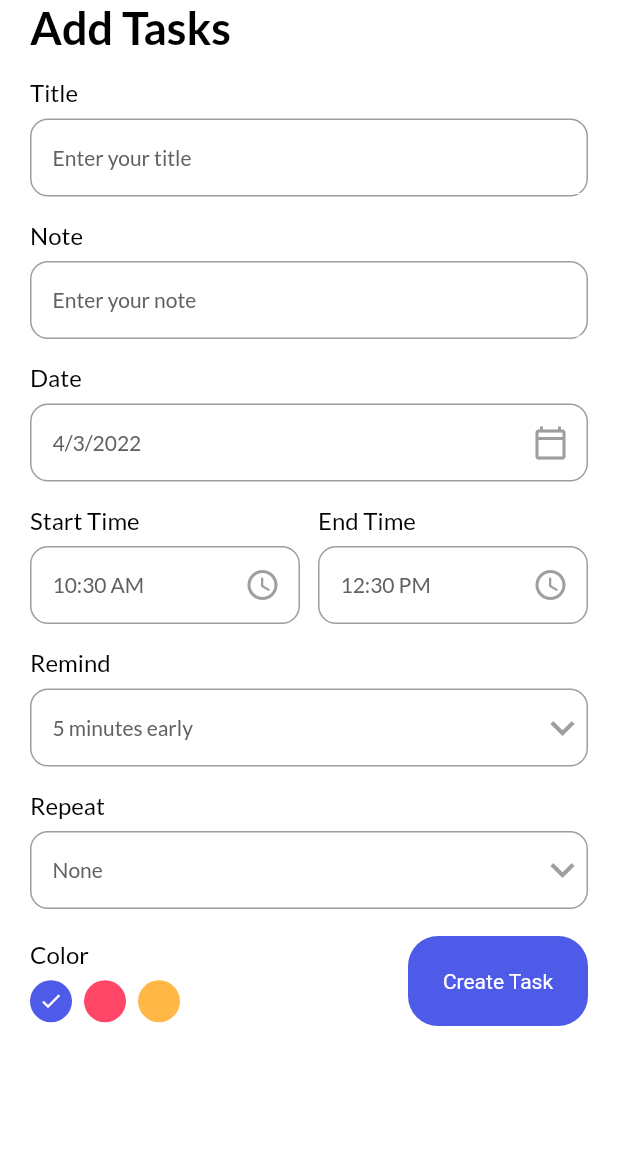
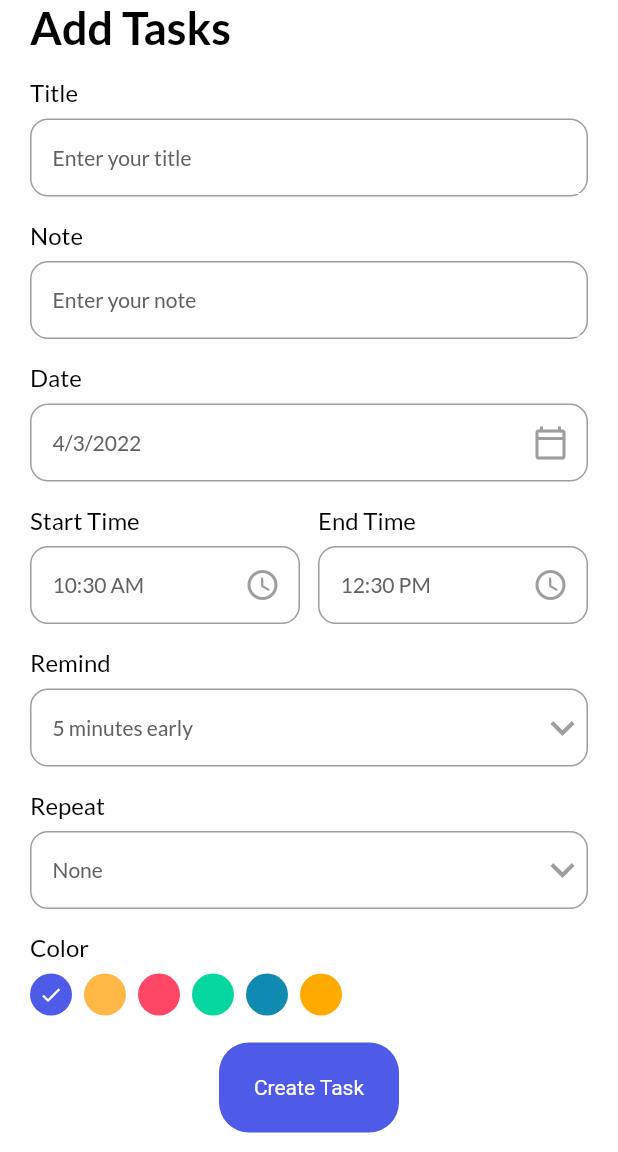
Before and after one commit to Jarkyman/Todo_App, a Flutter app: the AddTaskPage screen opened directly, on a phone screen of 412 x 824 dp, the part 84-1236 px from its top. Run offline on Flutter 3.47's test engine with Material 2 defaults, Android fonts, the phone set to English and light mode, and no system bars; our stand-ins replace date_picker_timeline, flutter_local_notifications, flutter_native_timezone, flutter_staggered_animations, get, get_storage and 3 more; accounts and stored records are empty.

Commit message:
added more color

```diff
--- a/lib/models/task.dart
+++ b/lib/models/task.dart
@@ -49,5 +49,4 @@ class Task {
     data['repeat'] = this.repeat;
     return data;
   }
-
 }
--- a/lib/ui/add_task_bar.dart
+++ b/lib/ui/add_task_bar.dart
@@ -23,7 +23,7 @@ class _AddTaskPageState extends State<AddTaskPage> {
       .format(DateTime.now().add(new Duration(hours: 2)))
       .toString();
   bool _isEndTimeEdit = false;
-  int _defaultTimeDif = 2;
+  final int _defaultTimeDif = 2;
   String _startTime = DateFormat('hh:mm a').format(DateTime.now()).toString();
   int _selectedRemind = 5;
   List<int> remindList = [
@@ -40,7 +40,15 @@ class _AddTaskPageState extends State<AddTaskPage> {
     'Weekly',
     'Monthly',
   ];
-  int _selectedColor = 0;
+  final List<int> _colors = [
+    primaryClr.value,
+    yellowClr.value,
+    pinkClr.value,
+    greenClr.value,
+    blueClr.value,
+    orangeClr.value,
+  ];
+  int _selectedColor = primaryClr.value;
 
   @override
   Widget build(BuildContext context) {
@@ -175,21 +183,20 @@ class _AddTaskPageState extends State<AddTaskPage> {
                   }).toList(),
                 ),
               ),
+              _colorPallet(),
               SizedBox(
                 height: 18.0,
               ),
-              Row(
-                mainAxisAlignment: MainAxisAlignment.spaceBetween,
-                crossAxisAlignment: CrossAxisAlignment.center,
-                children: [
-                  _colorPallet(),
-                  MyButton(
+              Center(
+                child: MyButton(
                   label: 'Create Task',
                   onTap: () {
                     _validateData();
                   },
                 ),
-                ],
+              ),
+              SizedBox(
+                height: 15.0,
               ),
             ],
           ),
@@ -235,7 +242,9 @@ class _AddTaskPageState extends State<AddTaskPage> {
   }
 
   _colorPallet() {
-    return Column(
+    return Container(
+      margin: const EdgeInsets.only(top: 16.0),
+      child: Column(
         crossAxisAlignment: CrossAxisAlignment.start,
         children: [
           Text(
@@ -245,26 +254,60 @@ class _AddTaskPageState extends State<AddTaskPage> {
           SizedBox(
             height: 8.0,
           ),
-        Wrap(
-          children: List<Widget>.generate(
-            3,
-            (index) {
-              return GestureDetector(
-                onTap: () {
-                  setState(() {
-                    _selectedColor = index;
-                  });
-                },
+          Row(
+            children: [
+              Expanded(
+                flex: 1,
+                child: Container(
+                  child: Wrap(
+                    spacing: 8.0,
+                    runSpacing: 8.0,
+                    children: _colorList(),
+                  ),
+                ),
+              ),
+              /*GestureDetector(
+                onTap:
+                    () {}, //TODO: Add color add to list (Maby some database save to remember color)
                 child: Padding(
                   padding: const EdgeInsets.only(right: 8.0),
                   child: CircleAvatar(
                       radius: 14.0,
-                    backgroundColor: index == 0
-                        ? primaryClr
-                        : index == 1
-                            ? pinkClr
-                            : yellowClr,
-                    child: _selectedColor == index
+                      backgroundColor:
+                          Get.isDarkMode ? Colors.grey[600] : Colors.grey[600],
+                      child: Icon(
+                        Icons.add,
+                        color: Colors.white,
+                        size: 16.0,
+                      )),
+                ),
+              ),*/
+            ],
+          ),
+        ],
+      ),
+    );
+  }
+
+  _colorList() {
+    int length = _colors.length;
+    return List<Widget>.generate(
+      length,
+      (index) {
+        print('$index ud af ${length}');
+        //print(_colors.length);
+        return index > length
+            ? _addColorWidget() //TODO: Virker ikke...
+            : GestureDetector(
+                onTap: () {
+                  setState(() {
+                    _selectedColor = _colors[index];
+                  });
+                },
+                child: CircleAvatar(
+                  radius: 14.0,
+                  backgroundColor: Color(_colors[index]),
+                  child: _selectedColor == _colors[index]
                       ? Icon(
                           Icons.done,
                           color: Colors.white,
@@ -272,12 +315,27 @@ class _AddTaskPageState extends State<AddTaskPage> {
                         )
                       : Container(),
                 ),
-                ),
               );
       },
+    );
+  }
+
+  _addColorWidget() {
+    return GestureDetector(
+      onTap:
+          () {}, //TODO: Add color add to list (Maby some database save to remember color)
+      child: Padding(
+        padding: const EdgeInsets.only(right: 8.0),
+        child: CircleAvatar(
+            radius: 14.0,
+            backgroundColor:
+                Get.isDarkMode ? Colors.grey[600] : Colors.grey[600],
+            child: Icon(
+              Icons.add,
+              color: Colors.white,
+              size: 16.0,
+            )),
       ),
-        ),
-      ],
     );
   }
 
--- a/lib/ui/theme.dart
+++ b/lib/ui/theme.dart
@@ -6,6 +6,9 @@ import 'package:google_fonts/google_fonts.dart';
 const Color bluishClr = Color(0xFF4E5AE8);
 const Color yellowClr = Color(0xFFFFB746);
 const Color pinkClr = Color(0xFFFF4667);
+const Color greenClr = Color(0xFF06D6A0);
+const Color blueClr = Color(0xFF118AB2);
+const Color orangeClr = Color(0xFFFFAA00);
 const Color white = Colors.white;
 const primaryClr = bluishClr;
 const Color darkGrayClr = Color(0xFF121212);
--- a/lib/ui/widgets/task_tile.dart
+++ b/lib/ui/widgets/task_tile.dart
@@ -19,7 +19,7 @@ class TaskTile extends StatelessWidget {
         //  width: SizeConfig.screenWidth * 0.78,
         decoration: BoxDecoration(
           borderRadius: BorderRadius.circular(16),
-          color: _getBGClr(task?.color ?? 0),
+          color: Color(task!.color!.toInt()),
         ),
         child: Row(children: [
           Expanded(
```
Also changed, not shown: lib/db/db_helper.dart (+2 -5 lines), lib/ui/home_page.dart (+15 -27 lines), 20 other files. Lines whose indentation alone changed are shown as unchanged.
